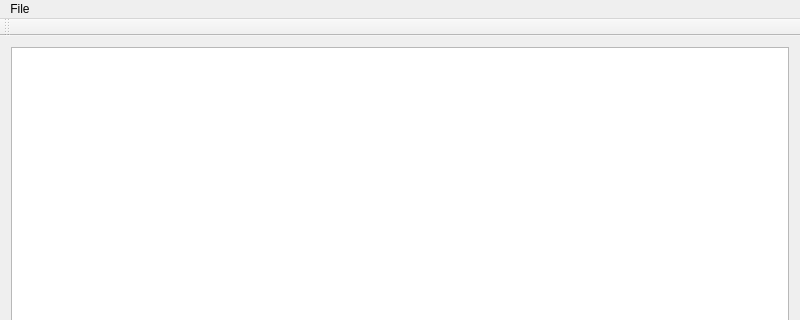
Above: SpeedSignDetectorViewer/mainwindow.ui from maltelenz/SpeedSignDetector before the change; both pictures show x 0 to 800 and y 0 to 320 of the 800 by 700 pixel window. Below: the same form after it.
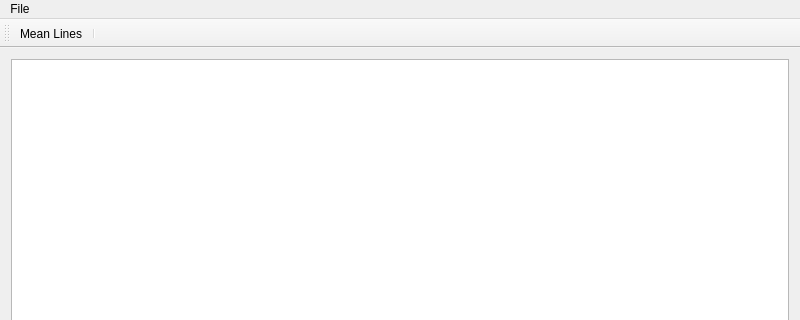
That is the form after the change.

Commit message: Line average calculator.

```diff
--- a/SpeedSignDetectorViewer/mainwindow.ui
+++ b/SpeedSignDetectorViewer/mainwindow.ui
@@ -51,6 +51,8 @@
    <attribute name="toolBarBreak">
     <bool>false</bool>
    </attribute>
+   <addaction name="actionMean_Lines"/>
+   <addaction name="separator"/>
   </widget>
   <widget class="QStatusBar" name="statusBar"/>
   <action name="actionLoad_Image">
@@ -61,6 +63,17 @@
     <string>Ctrl+O</string>
    </property>
   </action>
+  <action name="actionMean_Lines">
+   <property name="checkable">
+    <bool>true</bool>
+   </property>
+   <property name="text">
+    <string>Mean Lines</string>
+   </property>
+   <property name="toolTip">
+    <string>Mean of every line</string>
+   </property>
+  </action>
  </widget>
  <layoutdefault spacing="6" margin="11"/>
  <resources/>
```
The commit also changes 5 other files.
